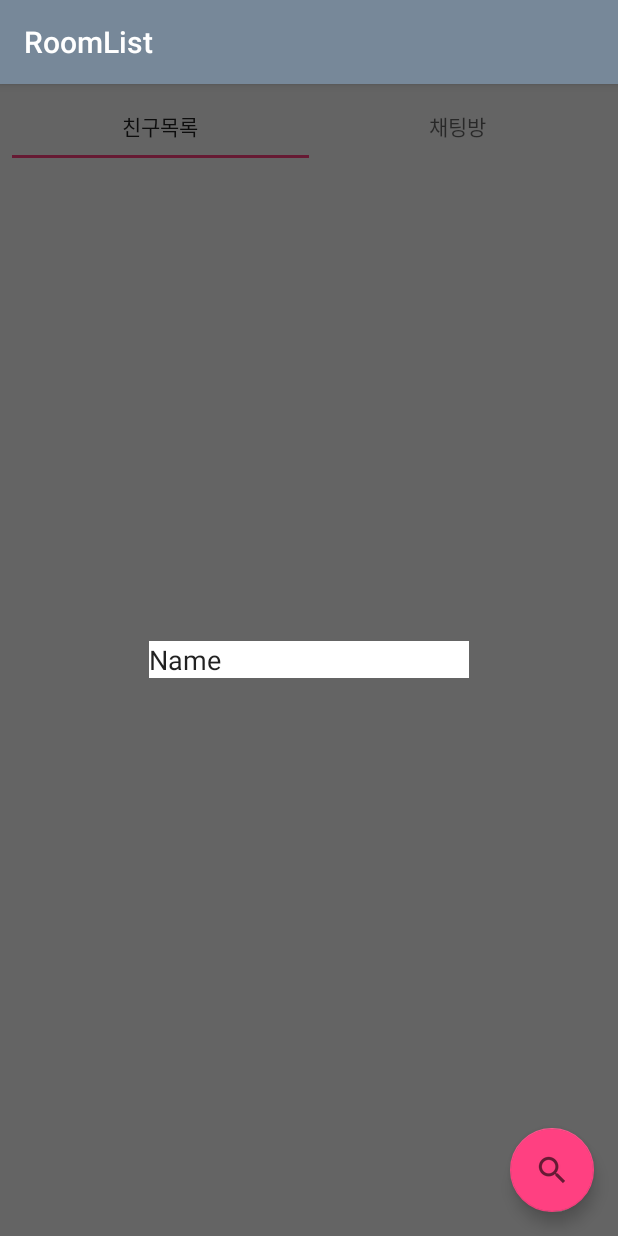
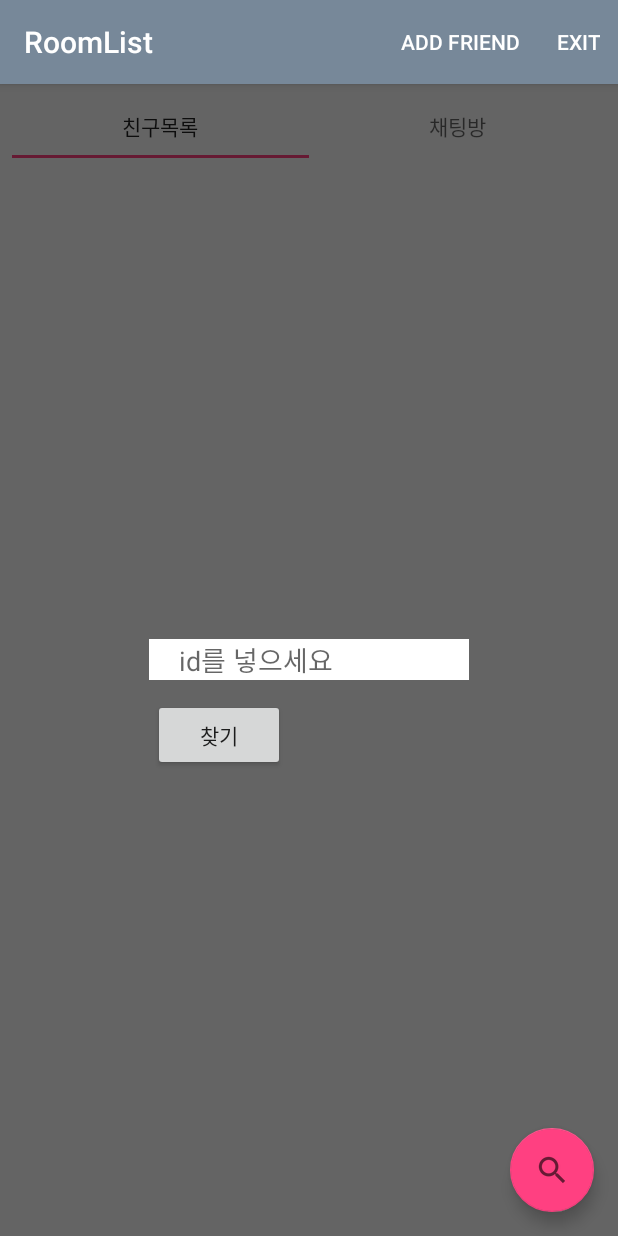
Before and after one commit to jis1218/FirebaseChattingApp, an Android app: the RoomListActivity screen opened directly, with no data from a screen before it, after a tap on an icon or button, on a phone screen of 412 x 824 dp. Run offline under Robolectric (Android 15) with nearby library versions, the phone set to English and light mode, and no system bars; our stand-ins replace Firebase (no records; nobody signed in at launch, a user with empty details on screens opened directly).

Commit message:
some function added

```diff
--- a/app/src/main/AndroidManifest.xml
+++ b/app/src/main/AndroidManifest.xml
@@ -16,11 +16,8 @@
                 <category android:name="android.intent.category.LAUNCHER" />
             </intent-filter>
         </activity>
-        <activity android:name=".SigninActivity" />
         <activity android:name=".SignUpActivity" />
-        <activity
-            android:name=".FriendListActivity"
-            android:theme="@style/AppTheme.NoActionBar" />
+
         <activity
             android:name=".RoomListActivity"
             android:label="@string/title_activity_room_list"
--- a/app/src/main/java/com/example/firebasechat/RoomListActivity.java
+++ b/app/src/main/java/com/example/firebasechat/RoomListActivity.java
@@ -10,9 +10,13 @@ import android.support.v7.app.AppCompatActivity;
 import android.support.v7.widget.LinearLayoutManager;
 import android.support.v7.widget.RecyclerView;
 import android.support.v7.widget.Toolbar;
+import android.view.Menu;
+import android.view.MenuItem;
 import android.view.View;
+import android.widget.Button;
 import android.widget.EditText;
 import android.widget.FrameLayout;
+import android.widget.Toast;
 
 import com.example.firebasechat.belongtoviewpager.ISenderRecyclerView;
 import com.example.firebasechat.belongtoviewpager.ViewPagerAdapter;
@@ -41,6 +45,7 @@ public class RoomListActivity extends AppCompatActivity implements ISenderRecycl
     DatabaseReference userRef;
     DatabaseReference roomRef;
     RoomListAdapter roomAdapter;
+    Button btnFindID;
 
     @Override
     protected void onCreate(Bundle savedInstanceState) {
@@ -51,6 +56,12 @@ public class RoomListActivity extends AppCompatActivity implements ISenderRecycl
         setListner();
         setAdapterToPager();
         setSupportActionBar(toolbar);
+    }
+
+    @Override
+    public boolean onCreateOptionsMenu(Menu menu) {
+        getMenuInflater().inflate(R.menu.sub_menu01, menu);
+        return true;
     }
 
     private void initField(){
@@ -68,6 +79,16 @@ public class RoomListActivity extends AppCompatActivity implements ISenderRecycl
         tabLayout = (TabLayout) findViewById(R.id.tabLayout);
         viewPager = (ViewPager) findViewById(R.id.viewPager);
         editRoomName = (EditText) findViewById(R.id.editRoomName);
+        btnFindID = (Button) findViewById(R.id.btnFindID);
+    }
+
+    @Override
+    public boolean onOptionsItemSelected(MenuItem item) {
+        switch(item.getItemId()){
+            case R.id.menu_addFriends :
+                Toast.makeText(getBaseContext(), "하하하", Toast.LENGTH_SHORT).show();
+        }
+        return true;
     }
 
     private void setRoomRecyclerView(){
@@ -135,6 +156,15 @@ public class RoomListActivity extends AppCompatActivity implements ISenderRecycl
             }
         });
 
+        btnFindID.setOnClickListener(new View.OnClickListener() {
+            @Override
+            public void onClick(View view) {
+
+                String targetID = editRoomName.getText().toString();
+
+            }
+        });
+
 
     }
 
--- a/app/src/main/res/layout/content_room_list.xml
+++ b/app/src/main/res/layout/content_room_list.xml
@@ -64,7 +64,18 @@
             android:layout_gravity="center"
             android:background="@android:color/background_light"
             android:ems="10"
+            android:hint="id를 넣으세요"
             android:inputType="textPersonName"
-            android:text="Name" />
+            android:paddingLeft="20dp" />
+
+        <Button
+            android:id="@+id/btnFindID"
+            android:layout_width="wrap_content"
+            android:layout_height="wrap_content"
+            android:layout_gravity="center"
+            android:layout_marginRight="60dp"
+            android:layout_marginTop="50dp"
+            android:text="찾기" />
+
     </FrameLayout>
 </android.support.constraint.ConstraintLayout>
```
